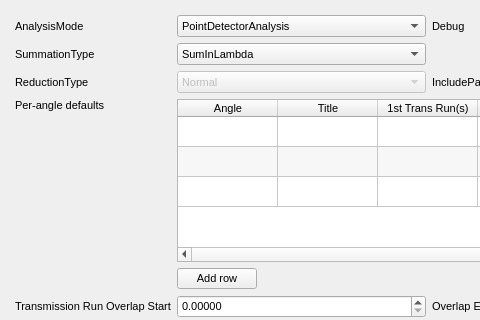
Before: the Qt Designer form qt/scientific_interfaces/ISISReflectometry/GUI/Experiment/ExperimentWidget.ui in mantidproject/mantid, drawn with Qt 5; both pictures show x 0 to 480 and y 0 to 320 of the 952 by 524 pixel window.
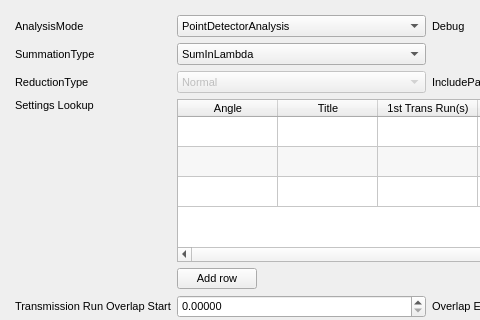
After: the same form once the commit is applied. Custom widgets are drawn as their Qt base class.

Commit message:
Rename user-facing usages of PerAngleDefaults
Lookups are now done based on both the angle and the sample title, so
the names of these GUI elements should reflect that.

RE #33604

The edit to the form file:
```diff
--- a/qt/scientific_interfaces/ISISReflectometry/GUI/Experiment/ExperimentWidget.ui
+++ b/qt/scientific_interfaces/ISISReflectometry/GUI/Experiment/ExperimentWidget.ui
@@ -422,7 +422,7 @@
         </size>
        </property>
        <property name="text">
-        <string>Per-angle defaults</string>
+        <string>Settings Lookup</string>
        </property>
        <property name="alignment">
         <set>Qt::AlignLeading|Qt::AlignLeft|Qt::AlignTop</set>
```
Left out of the diff: 8 changed lines with no effect on the pictures. The commit also changes 1 other file.
